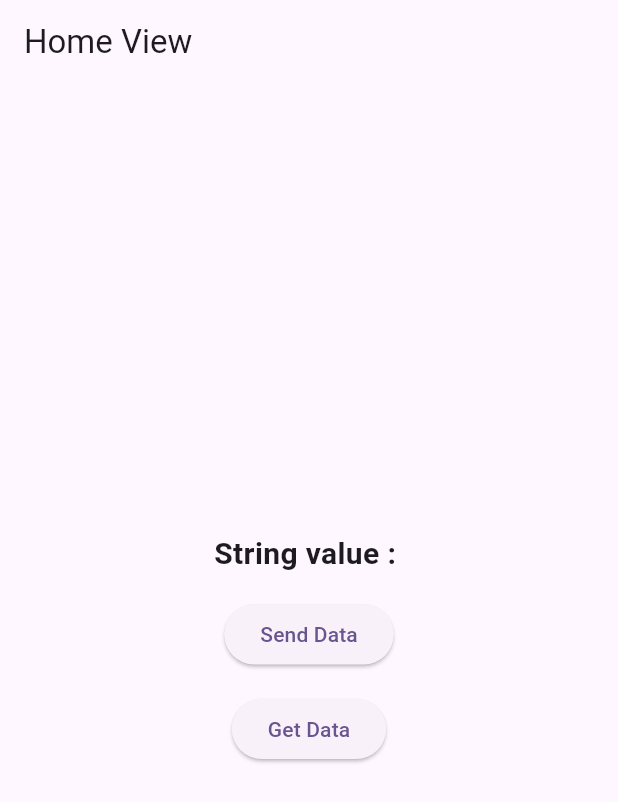
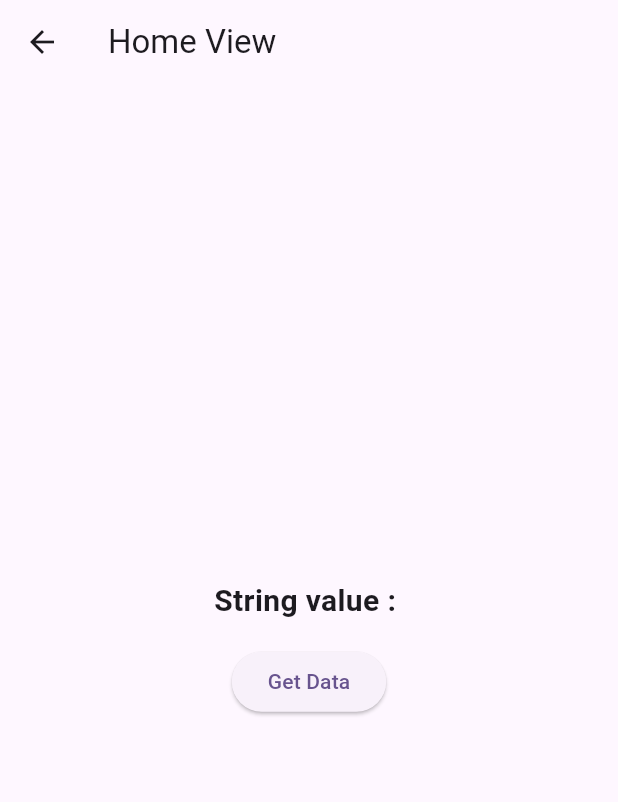
Before and after one commit to unnatidonda/local_to_do, a Flutter app: the screen it shows after launch, after a tap on "Send Data", on a phone screen of 412 x 824 dp. Shown: the top 802 px of the screen. Run offline on Flutter 3.47's test engine with Material 2 defaults, Android fonts, the phone set to English and light mode, and no system bars; our stand-ins replace shared_preferences.

Commit message:
send data

```diff
--- a/lib/view/home_second_screen.dart
+++ b/lib/view/home_second_screen.dart
@@ -1,50 +1,32 @@
 import 'package:flutter/material.dart';
 import 'package:shared_preferences/shared_preferences.dart';
 
-class HomeView extends StatefulWidget {
-  const HomeView({super.key});
+class HomeSecondScreen extends StatefulWidget {
+  const HomeSecondScreen({super.key});
 
   @override
-  State<HomeView> createState() => _HomeViewState();
+  State<HomeSecondScreen> createState() => _HomeSecondScreenState();
 }
 
-class _HomeViewState extends State<HomeView> {
+class _HomeSecondScreenState extends State<HomeSecondScreen> {
   // Obtain shared preferences.
   SharedPreferences? prefs;
 
   String sValue = "";
-  // Int sInt = ("",) as Int;
-  // Bool sBool = ("",) as Bool;
-  // Double sDouble = ("",) as Double;
-  // StringList sStringList = ('', <String>['', '', '']) as DomStringList;
 
   setInstance() async {
     prefs = await SharedPreferences.getInstance();
   }
 
-  setData() {
-    prefs!.setString('s_value', "123456789");
-    // prefs!.setInt('counter', 10);
-    // prefs!.setBool('repeat', true);
-    // prefs!.setDouble('decimal', 1.5);
-    // prefs!.setStringList('items', <String>['Earth', 'Moon', 'Sun']);
-  }
-
   getData() {
     sValue = prefs!.getString('s_value')!;
-    // sInt = prefs!.getInt('sInt')! as Int;
-    // sBool = prefs!.getInt('sBool')! as Bool;
-    // sDouble = prefs!.getInt('sDouble')! as Double;
-    // sStringList = prefs!.getInt('sStringList')! as DomStringList;
-
     setState(() {});
   }
 
   @override
-  Future<void> initState() async {
+  void initState() {
     // TODO: implement initState
     setInstance();
-    // await prefs?.remove('counter');
     super.initState();
   }
 
@@ -58,17 +40,12 @@ class _HomeViewState extends State<HomeView> {
         child: Column(
           mainAxisAlignment: MainAxisAlignment.center,
           children: [
-            // Text(
-            //   "String value : $sValue",
-            //   style: const TextStyle(
-            //     fontSize: 20,
-            //     fontWeight: FontWeight.bold,
-            //   ),
-            // ),
-            const SizedBox(height: 15),
-            ElevatedButton(
-              onPressed: setData,
-              child: const Text("Send Data"),
+            Text(
+              "String value : $sValue",
+              style: const TextStyle(
+                fontSize: 20,
+                fontWeight: FontWeight.bold,
+              ),
             ),
             const SizedBox(height: 15),
             ElevatedButton(
@@ -82,3 +59,88 @@ class _HomeViewState extends State<HomeView> {
     );
   }
 }
+
+// import 'package:flutter/material.dart';
+// import 'package:shared_preferences/shared_preferences.dart';
+//
+// class HomeView extends StatefulWidget {
+//   const HomeView({super.key});
+//
+//   @override
+//   State<HomeView> createState() => _HomeViewState();
+// }
+//
+// class _HomeViewState extends State<HomeView> {
+//   // Obtain shared preferences.
+//   SharedPreferences? prefs;
+//
+//   String sValue = "";
+//   // Int sInt = ("",) as Int;
+//   // Bool sBool = ("",) as Bool;
+//   // Double sDouble = ("",) as Double;
+//   // StringList sStringList = ('', <String>['', '', '']) as DomStringList;
+//
+//   setInstance() async {
+//     prefs = await SharedPreferences.getInstance();
+//   }
+//
+//   setData() {
+//     prefs!.setString('s_value', "123456789");
+//     // prefs!.setInt('counter', 10);
+//     // prefs!.setBool('repeat', true);
+//     // prefs!.setDouble('decimal', 1.5);
+//     // prefs!.setStringList('items', <String>['Earth', 'Moon', 'Sun']);
+//   }
+//
+//   getData() {
+//     sValue = prefs!.getString('s_value')!;
+//     // sInt = prefs!.getInt('sInt')! as Int;
+//     // sBool = prefs!.getInt('sBool')! as Bool;
+//     // sDouble = prefs!.getInt('sDouble')! as Double;
+//     // sStringList = prefs!.getInt('sStringList')! as DomStringList;
+//
+//     setState(() {});
+//   }
+//
+//   @override
+//   Future<void> initState() async {
+//     // TODO: implement initState
+//     setInstance();
+//     // await prefs?.remove('counter');
+//     super.initState();
+//   }
+//
+//   @override
+//   Widget build(BuildContext context) {
+//     return Scaffold(
+//       appBar: AppBar(
+//         title: const Text("Home View"),
+//       ),
+//       body: Center(
+//         child: Column(
+//           mainAxisAlignment: MainAxisAlignment.center,
+//           children: [
+//             // Text(
+//             //   "String value : $sValue",
+//             //   style: const TextStyle(
+//             //     fontSize: 20,
+//             //     fontWeight: FontWeight.bold,
+//             //   ),
+//             // ),
+//             const SizedBox(height: 15),
+//             ElevatedButton(
+//               onPressed: setData,
+//               child: const Text("Send Data"),
+//             ),
+//             const SizedBox(height: 15),
+//             ElevatedButton(
+//               onPressed: getData,
+//               child: const Text("Get Data"),
+//             ),
+//             const SizedBox(height: 15),
+//           ],
+//         ),
+//       ),
+//     );
+//   }
+// }
--- a/lib/view/home_view.dart
+++ b/lib/view/home_view.dart
@@ -1,4 +1,5 @@
 import 'package:flutter/material.dart';
+import 'package:local_to_do/view/home_second_screen.dart';
 import 'package:shared_preferences/shared_preferences.dart';
 
 class HomeView extends StatefulWidget {
@@ -20,11 +21,6 @@ class _HomeViewState extends State<HomeView> {
 
   setData() {
     prefs!.setString('s_value', "123456789");
-  }
-
-  getData() {
-    sValue = prefs!.getString('s_value')!;
-    setState(() {});
   }
 
   @override
@@ -53,15 +49,39 @@ class _HomeViewState extends State<HomeView> {
             ),
             const SizedBox(height: 15),
             ElevatedButton(
-              onPressed: setData,
+              onPressed: () {
+                Navigator.push(
+                  context,
+                  MaterialPageRoute(
+                    builder: (context) => const HomeSecondScreen(),
+                  ),
+                );
+              },
               child: const Text("Send Data"),
+              // setData,
+              //   onLongPress: () {
+              //     Navigator.push(
+              //       context,
+              //       MaterialPageRoute(
+              //         builder: (context) => const HomeSecondScreen(),
+              //       ),
+              //     );
+              //   },
+              //   child: const Text("Send Data"),
+              // ),
+              // const SizedBox(height: 15),
+              // ElevatedButton(
+              //   onPressed: () {
+              //     Navigator.push(
+              //       context,
+              //       MaterialPageRoute(
+              //         builder: (context) => const HomeSecondScreen(),
+              //       ),
+              //     );
+              //   },
+              //   child: const Text("Send Data"),
+              // ),
             ),
-            const SizedBox(height: 15),
-            ElevatedButton(
-              onPressed: getData,
-              child: const Text("Get Data"),
-            ),
-            const SizedBox(height: 15),
           ],
         ),
       ),
```
